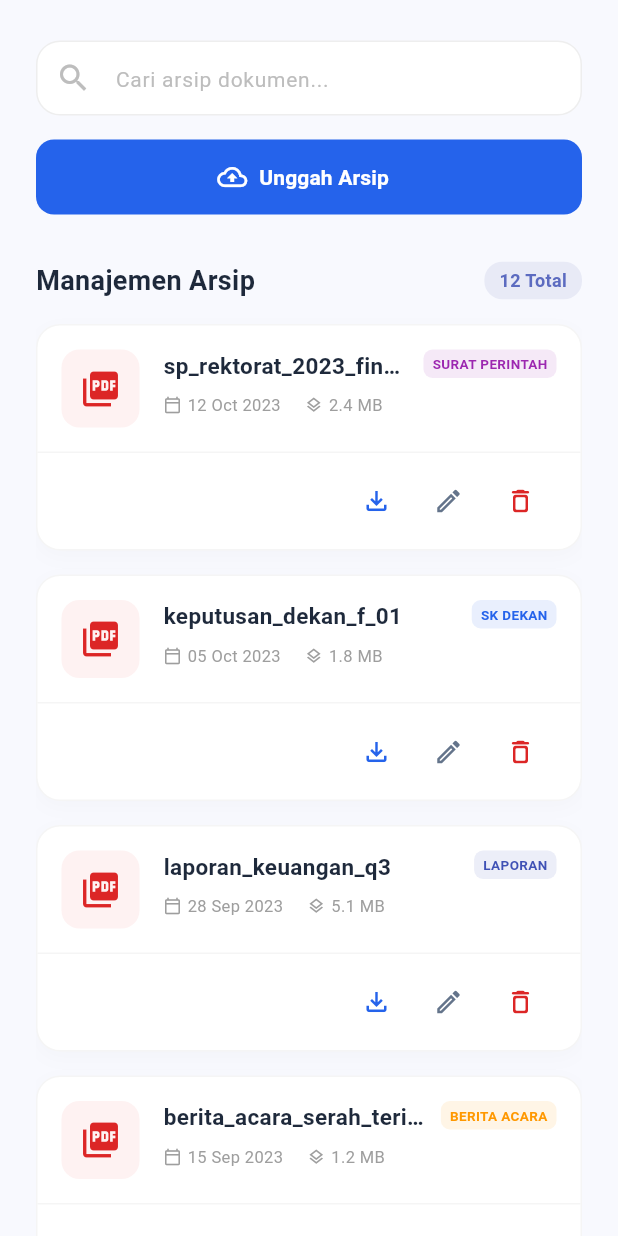
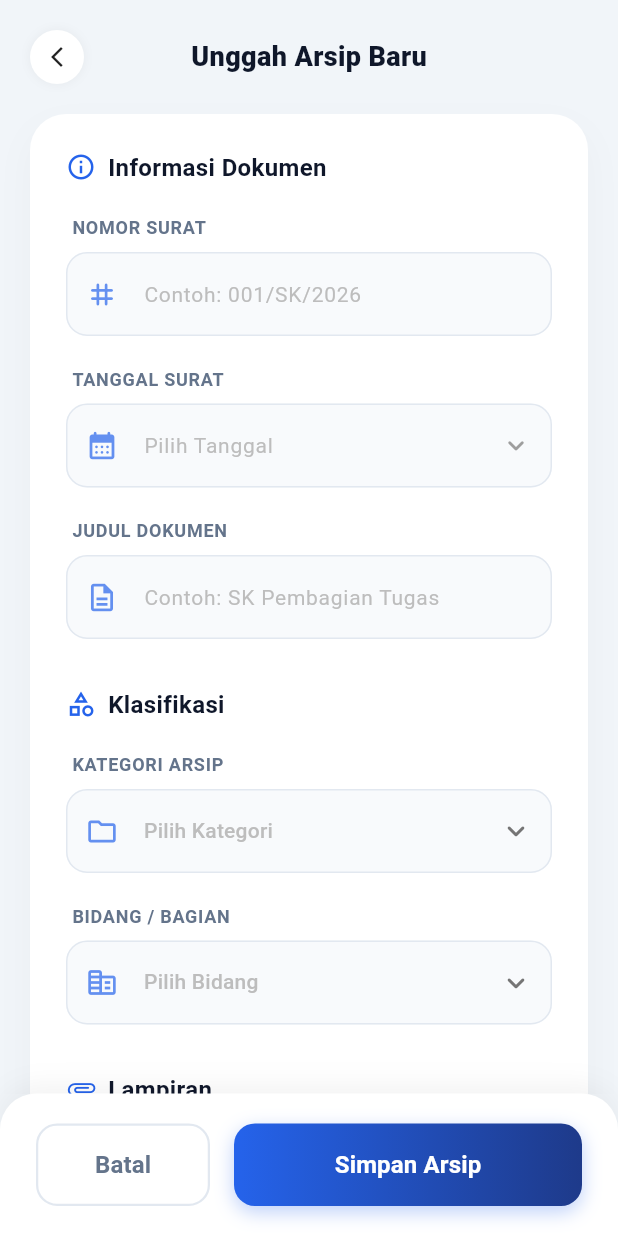
Before and after one commit to SainzLab/eSIP-Mobile, a Flutter app: the ArchiveScreen screen opened directly, after a tap on "Unggah Arsip", on a phone screen of 412 x 824 dp. Run offline on Flutter 3.47's test engine with Material 3 defaults, Android fonts, the phone set to English and light mode, and no system bars; our stand-ins replace flutter_speed_dial, google_nav_bar, line_icons.

Commit message:
updt component dll

```diff
--- a/lib/archive_screen.dart
+++ b/lib/archive_screen.dart
@@ -1,4 +1,5 @@
 import 'package:flutter/material.dart';
+import 'components/unggah_arsip_screen.dart';
 
 class ArchiveScreen extends StatelessWidget {
   const ArchiveScreen({super.key});
@@ -222,6 +223,13 @@ class _ArchiveHeaderDelegate extends SliverPersistentHeaderDelegate {
     double progress = (shrinkOffset / (maxExtent - minExtent)).clamp(0.0, 1.0);
     final Color primaryBlue = const Color(0xFF2563EB);
 
+    void goToUploadForm() {
+      Navigator.push(
+        context,
+        MaterialPageRoute(builder: (context) => const UnggahArsipScreen()),
+      );
+    }
+
     return Container(
       color: const Color(0xFFF8F9FE),
       alignment: Alignment.center,
@@ -262,7 +270,7 @@ class _ArchiveHeaderDelegate extends SliverPersistentHeaderDelegate {
                         width: double.infinity,
                         height: 50,
                         child: ElevatedButton.icon(
-                          onPressed: () {},
+                          onPressed: goToUploadForm,
                           icon: const Icon(Icons.cloud_upload_outlined, size: 20),
                           label: const Text('Unggah Arsip', style: TextStyle(fontSize: 14, fontWeight: FontWeight.w600)),
                           style: ElevatedButton.styleFrom(
@@ -346,7 +354,7 @@ class _ArchiveHeaderDelegate extends SliverPersistentHeaderDelegate {
                           color: Colors.white,
                           size: 20,
                         ),
-                        onPressed: () {},
+                        onPressed: goToUploadForm,
                       ),
                     ),
                   ],
--- /dev/null
+++ b/lib/components/unggah_arsip_screen.dart
@@ -0,0 +1,377 @@
+import 'package:flutter/material.dart';
+
+class UnggahArsipScreen extends StatefulWidget {
+  const UnggahArsipScreen({super.key});
+
+  @override
+  State<UnggahArsipScreen> createState() => _UnggahArsipScreenState();
+}
+
+class _UnggahArsipScreenState extends State<UnggahArsipScreen> {
+  final Color primaryBlue = const Color(0xFF2563EB);
+  final Color darkBlue = const Color(0xFF1E3A8A);
+  final Color bgColor = const Color(0xFFF1F5F9);
+  final Color textDark = const Color(0xFF0F172A);
+  final Color textGrey = const Color(0xFF64748B);
+  final Color borderGrey = const Color(0xFFE2E8F0);
+
+  String? _selectedKategori;
+  String? _selectedBidang;
+  DateTime? _selectedDate;
+
+  final List<String> _kategoriList = [
+    'Surat Masuk', 'Surat Keluar', 'Surat Keputusan', 'Surat Perintah',
+    'Nota Dinas', 'Surat Edaran', 'Berita Acara', 'Laporan'
+  ];
+
+  final List<String> _bidangList = [
+    'Tata Usaha', 'Kesiswaan', 'Kepegawaian', 'Keuangan',
+    'Kurikulum', 'Sarana dan Prasarana', 'Humas', 'Perpustakaan',
+    'Pimpinan', 'Dapodik'
+  ];
+
+  Future<void> _selectDate(BuildContext context) async {
+    final DateTime? picked = await showDatePicker(
+      context: context,
+      initialDate: DateTime.now(),
+      firstDate: DateTime(2000),
+      lastDate: DateTime(2100),
+      builder: (context, child) {
+        return Theme(
+          data: Theme.of(context).copyWith(
+            colorScheme: ColorScheme.light(
+              primary: primaryBlue,
+              onPrimary: Colors.white,
+              onSurface: textDark,
+            ),
+          ),
+          child: child!,
+        );
+      },
+    );
+    if (picked != null && picked != _selectedDate) {
+      setState(() {
+        _selectedDate = picked;
+      });
+    }
+  }
+
+  @override
+  Widget build(BuildContext context) {
+    return Scaffold(
+      backgroundColor: bgColor,
+
+      body: SafeArea(
+        child: SingleChildScrollView(
+          physics: const BouncingScrollPhysics(),
+          child: Column(
+            children: [
+              Padding(
+                padding: const EdgeInsets.symmetric(horizontal: 20.0, vertical: 20.0),
+                child: Stack(
+                  alignment: Alignment.center,
+                  children: [
+                    Align(
+                      alignment: Alignment.centerLeft,
+                      child: GestureDetector(
+                        onTap: () => Navigator.pop(context),
+                        child: Container(
+                          padding: const EdgeInsets.all(10),
+                          decoration: BoxDecoration(
+                            color: Colors.white,
+                            shape: BoxShape.circle,
+                            boxShadow: [
+                              BoxShadow(
+                                color: Colors.black.withValues(alpha: 0.05),
+                                blurRadius: 5,
+                              )
+                            ]
+                          ),
+                          child: const Icon(Icons.arrow_back_ios_new, color: Colors.black87, size: 16),
+                        ),
+                      ),
+                    ),
+                    Text(
+                      'Unggah Arsip Baru',
+                      style: TextStyle(color: textDark, fontSize: 18, fontWeight: FontWeight.w800),
+                    ),
+                  ],
+                ),
+              ),
+
+              Container(
+                margin: const EdgeInsets.fromLTRB(20, 0, 20, 24),
+                padding: const EdgeInsets.all(24.0),
+                decoration: BoxDecoration(
+                  color: Colors.white,
+                  borderRadius: BorderRadius.circular(24),
+                  boxShadow: [
+                    BoxShadow(
+                      color: Colors.black.withValues(alpha: 0.03),
+                      blurRadius: 20,
+                      offset: const Offset(0, 10),
+                    )
+                  ],
+                ),
+                child: Column(
+                  crossAxisAlignment: CrossAxisAlignment.start,
+                  children: [
+                    _buildSectionTitle('Informasi Dokumen', Icons.info_outline),
+                    const SizedBox(height: 20),
+
+                    _buildLabel('NOMOR SURAT'),
+                    _buildTextField(
+                      hint: 'Contoh: 001/SK/2026',
+                      prefixIcon: Icons.tag_rounded,
+                    ),
+                    const SizedBox(height: 20),
+
+                    _buildLabel('TANGGAL SURAT'),
+                    InkWell(
+                      onTap: () => _selectDate(context),
+                      borderRadius: BorderRadius.circular(12),
+                      child: IgnorePointer(
+                        child: _buildTextField(
+                          hint: _selectedDate == null
+                              ? 'Pilih Tanggal'
+                              : '${_selectedDate!.day.toString().padLeft(2, '0')}/${_selectedDate!.month.toString().padLeft(2, '0')}/${_selectedDate!.year}',
+                          prefixIcon: Icons.calendar_month_rounded,
+                          suffixIcon: Icons.keyboard_arrow_down_rounded,
+                        ),
+                      ),
+                    ),
+                    const SizedBox(height: 20),
+
+                    _buildLabel('JUDUL DOKUMEN'),
+                    _buildTextField(
+                      hint: 'Contoh: SK Pembagian Tugas',
+                      prefixIcon: Icons.description_outlined,
+                    ),
+                    const SizedBox(height: 32),
+
+                    _buildSectionTitle('Klasifikasi', Icons.category_outlined),
+                    const SizedBox(height: 20),
+
+                    _buildLabel('KATEGORI ARSIP'),
+                    _buildDropdown(
+                      value: _selectedKategori,
+                      items: _kategoriList,
+                      hint: 'Pilih Kategori',
+                      prefixIcon: Icons.folder_outlined,
+                      onChanged: (val) => setState(() => _selectedKategori = val),
+                    ),
+                    const SizedBox(height: 20),
+
+                    _buildLabel('BIDANG / BAGIAN'),
+                    _buildDropdown(
+                      value: _selectedBidang,
+                      items: _bidangList,
+                      hint: 'Pilih Bidang',
+                      prefixIcon: Icons.corporate_fare_rounded,
+                      onChanged: (val) => setState(() => _selectedBidang = val),
+                    ),
+                    const SizedBox(height: 32),
+
+                    _buildSectionTitle('Lampiran', Icons.attachment_rounded),
+                    const SizedBox(height: 16),
+
+                    _buildFileDropzone(),
+                  ],
+                ),
+              ),
+            ],
+          ),
+        ),
+      ),
+
+      bottomNavigationBar: Container(
+        padding: const EdgeInsets.symmetric(horizontal: 24, vertical: 20),
+        decoration: BoxDecoration(
+          color: Colors.white,
+          boxShadow: [
+            BoxShadow(
+              color: Colors.black.withValues(alpha: 0.05),
+              blurRadius: 15,
+              offset: const Offset(0, -5),
+            )
+          ],
+          borderRadius: const BorderRadius.vertical(top: Radius.circular(24)),
+        ),
+        child: SafeArea(
+          child: Row(
+            children: [
+              Expanded(
+                flex: 1,
+                child: OutlinedButton(
+                  onPressed: () => Navigator.pop(context),
+                  style: OutlinedButton.styleFrom(
+                    padding: const EdgeInsets.symmetric(vertical: 16),
+                    side: BorderSide(color: borderGrey, width: 1.5),
+                    shape: RoundedRectangleBorder(borderRadius: BorderRadius.circular(14)),
+                  ),
+                  child: Text('Batal', style: TextStyle(color: textGrey, fontSize: 16, fontWeight: FontWeight.bold)),
+                ),
+              ),
+              const SizedBox(width: 16),
+              Expanded(
+                flex: 2,
+                child: Container(
+                  decoration: BoxDecoration(
+                    borderRadius: BorderRadius.circular(14),
+                    gradient: LinearGradient(
+                      colors: [primaryBlue, darkBlue],
+                      begin: Alignment.centerLeft,
+                      end: Alignment.centerRight,
+                    ),
+                    boxShadow: [
+                      BoxShadow(
+                        color: primaryBlue.withValues(alpha: 0.3),
+                        blurRadius: 10,
+                        offset: const Offset(0, 4),
+                      )
+                    ],
+                  ),
+                  child: ElevatedButton(
+                    onPressed: () {
+                    },
+                    style: ElevatedButton.styleFrom(
+                      backgroundColor: Colors.transparent,
+                      shadowColor: Colors.transparent,
+                      padding: const EdgeInsets.symmetric(vertical: 16),
+                      shape: RoundedRectangleBorder(borderRadius: BorderRadius.circular(14)),
+                    ),
+                    child: const Text('Simpan Arsip', style: TextStyle(color: Colors.white, fontSize: 16, fontWeight: FontWeight.bold)),
+                  ),
+                ),
+              ),
+            ],
+          ),
+        ),
+      ),
+    );
+  }
+
+  Widget _buildSectionTitle(String title, IconData icon) {
+    return Row(
+      children: [
+        Icon(icon, color: primaryBlue, size: 20),
+        const SizedBox(width: 8),
+        Text(
+          title,
+          style: TextStyle(
+            fontSize: 16,
+            fontWeight: FontWeight.w700,
+            color: textDark,
+          ),
+        ),
+      ],
+    );
+  }
+
+  Widget _buildLabel(String text) {
+    return Padding(
+      padding: const EdgeInsets.only(bottom: 8.0, left: 4.0),
+      child: Text(
+        text,
+        style: TextStyle(fontSize: 12, fontWeight: FontWeight.w700, color: textGrey, letterSpacing: 0.5),
+      ),
+    );
+  }
+
+  Widget _buildTextField({required String hint, required IconData prefixIcon, IconData? suffixIcon}) {
+    return TextField(
+      decoration: InputDecoration(
+        hintText: hint,
+        hintStyle: TextStyle(color: Colors.grey.shade400, fontSize: 14),
+        prefixIcon: Icon(prefixIcon, color: primaryBlue.withValues(alpha: 0.7), size: 22),
+        suffixIcon: suffixIcon != null ? Icon(suffixIcon, color: Colors.grey.shade500, size: 22) : null,
+        contentPadding: const EdgeInsets.symmetric(horizontal: 16, vertical: 16),
+        filled: true,
+        fillColor: bgColor.withValues(alpha: 0.5),
+        enabledBorder: OutlineInputBorder(
+          borderRadius: BorderRadius.circular(14),
+          borderSide: BorderSide(color: borderGrey, width: 1),
+        ),
+        focusedBorder: OutlineInputBorder(
+          borderRadius: BorderRadius.circular(14),
+          borderSide: BorderSide(color: primaryBlue, width: 1.5),
+        ),
+      ),
+    );
+  }
+
+  Widget _buildDropdown({
+    required String? value,
+    required List<String> items,
+    required String hint,
+    required IconData prefixIcon,
+    required Function(String?) onChanged
+  }) {
+    return DropdownButtonFormField<String>(
+      value: value,
+      icon: Icon(Icons.keyboard_arrow_down_rounded, color: Colors.grey.shade600),
+      decoration: InputDecoration(
+        prefixIcon: Icon(prefixIcon, color: primaryBlue.withValues(alpha: 0.7), size: 22),
+        contentPadding: const EdgeInsets.symmetric(horizontal: 16, vertical: 16),
+        filled: true,
+        fillColor: bgColor.withValues(alpha: 0.5),
+        enabledBorder: OutlineInputBorder(borderRadius: BorderRadius.circular(14), borderSide: BorderSide(color: borderGrey)),
+        focusedBorder: OutlineInputBorder(borderRadius: BorderRadius.circular(14), borderSide: BorderSide(color: primaryBlue, width: 1.5)),
+      ),
+      hint: Text(hint, style: TextStyle(color: Colors.grey.shade400, fontSize: 14)),
+      items: items.map((String item) {
+        return DropdownMenuItem<String>(value: item, child: Text(item, style: TextStyle(color: textDark, fontSize: 14)));
+      }).toList(),
+      onChanged: onChanged,
+    );
+  }
+
+  Widget _buildFileDropzone() {
+    return Material(
+      color: Colors.transparent,
+      child: InkWell(
+        onTap: () {
+        },
+        borderRadius: BorderRadius.circular(16),
+        splashColor: primaryBlue.withValues(alpha: 0.1),
+        child: Container(
+          width: double.infinity,
+          padding: const EdgeInsets.symmetric(vertical: 32),
+          decoration: BoxDecoration(
+            color: Colors.blue.shade50.withValues(alpha: 0.4),
+            borderRadius: BorderRadius.circular(16),
+            border: Border.all(
+              color: primaryBlue.withValues(alpha: 0.3),
+              width: 1.5,
+            ),
+          ),
+          child: Column(
+            children: [
+              Container(
+                padding: const EdgeInsets.all(16),
+                decoration: BoxDecoration(
+                  color: Colors.white,
+                  shape: BoxShape.circle,
+                  boxShadow: [
+                    BoxShadow(
+                      color: primaryBlue.withValues(alpha: 0.1),
+                      blurRadius: 10,
+                      spreadRadius: 2,
+                    )
+                  ]
+                ),
+                child: Icon(Icons.cloud_upload_rounded, color: primaryBlue, size: 36),
+              ),
+              const SizedBox(height: 16),
+              Text('Klik untuk memilih file', style: TextStyle(fontSize: 15, fontWeight: FontWeight.bold, color: primaryBlue)),
+              const SizedBox(height: 6),
+              Text('Format didukung: PDF, DOCX, XLSX', style: TextStyle(fontSize: 12, color: textGrey)),
+              const SizedBox(height: 2),
+              Text('Maksimal ukuran file: 10MB', style: TextStyle(fontSize: 12, color: textGrey)),
+            ],
+          ),
+        ),
+      ),
+    );
+  }
+}
--- a/lib/main_screen.dart
+++ b/lib/main_screen.dart
@@ -2,7 +2,7 @@ import 'package:flutter/material.dart';
 import 'package:google_nav_bar/google_nav_bar.dart';
 import 'package:line_icons/line_icons.dart';
 import 'package:flutter_speed_dial/flutter_speed_dial.dart';
-import 'scanner_screen.dart';
+import 'components/scanner_screen.dart';
 import 'dashboard_screen.dart';
 import 'archive_screen.dart';
 import 'category_screen.dart';
```
Also changed, not shown: lib/components/buat_disposisi_screen.dart (added, +240 -0 lines), lib/disposisi_screen.dart (+6 -1 lines), lib/components/scanner_screen.dart (renamed from lib/scanner_screen.dart), lib/models/pb.dart (added).
